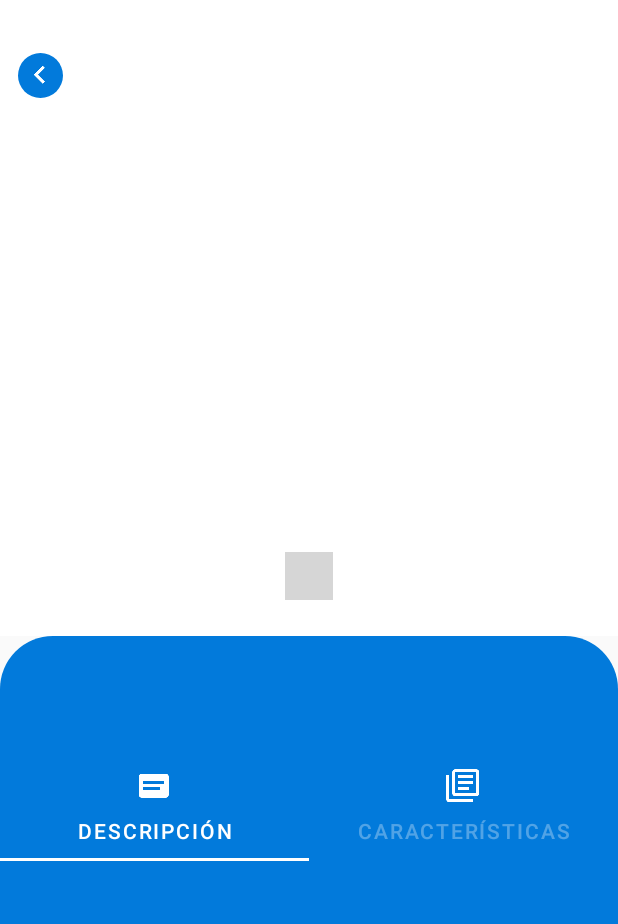
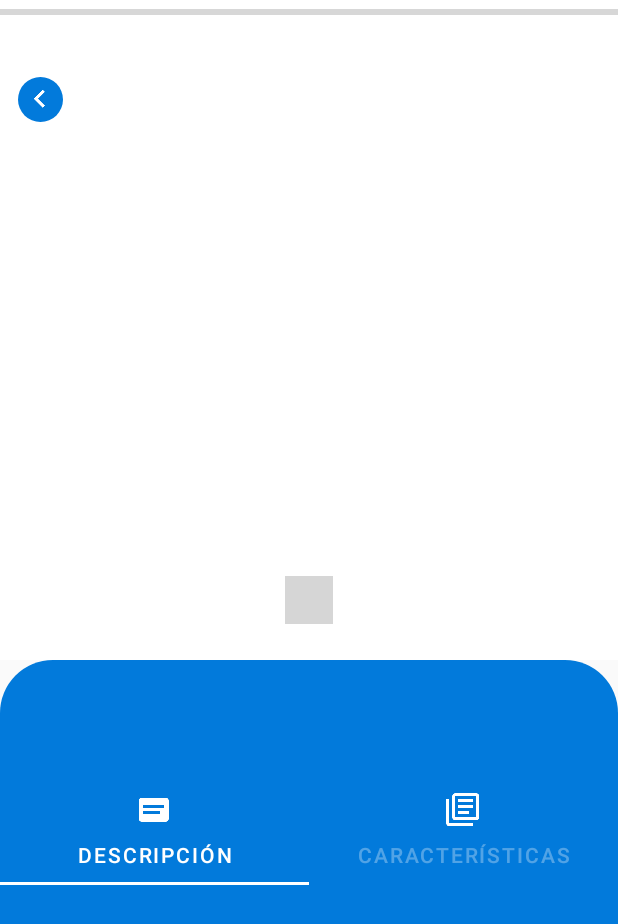
Before and after one commit to javierpe/WalmartProductCatalog, an Android app: the layout activity_main.xml on its own in the app's theme, with its tools: preview values and no code run, on a phone screen of 412 x 824 dp. Shown: the top 924 px of the screen. Run offline under Robolectric (Android 15) with nearby library versions, the phone set to English and light mode, and no system bars; plain views replace PageIndicatorView; network calls fail; grey boxes are pictures that could not be loaded.

Commit message:
ProgressBar color

```diff
--- a/app/src/main/java/com/javier/catalogoproductos/MainActivity.java
+++ b/app/src/main/java/com/javier/catalogoproductos/MainActivity.java
@@ -109,6 +109,7 @@ public class MainActivity extends AppCompatActivity implements MainLayer.View{
         tabLayout = findViewById(R.id.tabLayout);
         lbSaveAmount = findViewById(R.id.lbSaveAmount);
         progressBar = findViewById(R.id.progressBar);
+        progressBar.setIndeterminate(true);
         viewPager.setOnTouchListener((v, event) -> true);
         tabLayout.addOnTabSelectedListener(new TabLayout.OnTabSelectedListener() {
             @Override
--- a/app/src/main/res/layout/activity_main.xml
+++ b/app/src/main/res/layout/activity_main.xml
@@ -5,12 +5,6 @@
     android:layout_width="match_parent"
     android:layout_height="match_parent"
     tools:context=".MainActivity">
-
-    <ProgressBar
-        android:id="@+id/progressBar"
-        android:layout_width="match_parent"
-        android:layout_height="12dp"
-        style="?android:attr/progressBarStyleHorizontal"/>
 
     <com.google.android.material.appbar.AppBarLayout
         android:layout_width="match_parent"
@@ -30,6 +24,14 @@
                 android:layout_width="match_parent"
                 android:layout_height="match_parent"
                 android:orientation="vertical">
+
+                <ProgressBar
+                    android:id="@+id/progressBar"
+                    android:layout_width="match_parent"
+                    android:layout_height="wrap_content"
+
+                    android:backgroundTint="@color/colorAccent"
+                    style="?android:attr/progressBarStyleHorizontal"/>
 
                 <LinearLayout
                     android:layout_width="match_parent"
```
